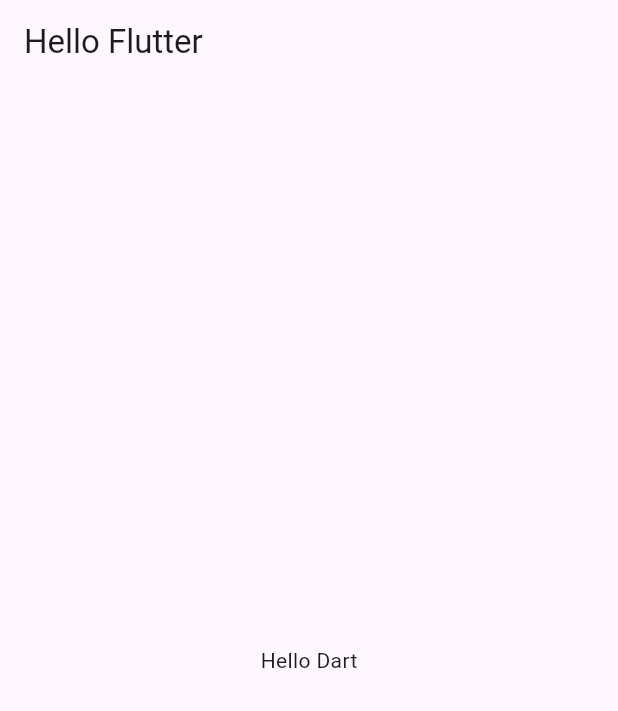
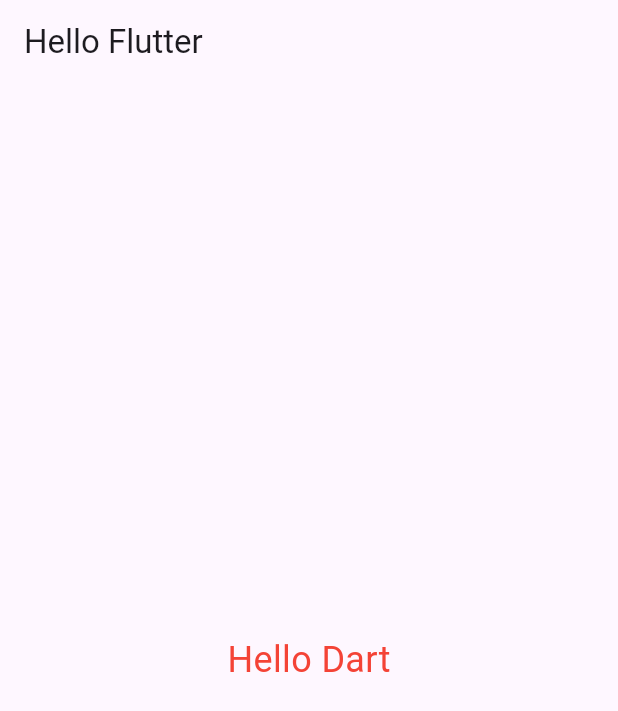
Before and after one commit to Ace-Phatcharapol/Learning-Cypress, a Flutter app: the screen it shows after launch, on a phone screen of 412 x 824 dp. Shown: the top 711 px of the screen. Run offline on Flutter 3.47's test engine with Material 3 defaults, Android fonts, the phone set to English and light mode, and no system bars.

Commit message:
Add fontsize and color

```diff
--- a/lib/main.dart
+++ b/lib/main.dart
@@ -15,7 +15,10 @@ class MyApp extends StatelessWidget {
         appBar: AppBar(
           title: const Text("Hello Flutter"),
         ),
-      body: const Center(child: Text("Hello Dart"),),
+        body: const Center(
+          child: Text("Hello Dart",
+              style: TextStyle(fontSize: 24, color: Colors.red)),
+        ),
       ),
       theme: ThemeData(primarySwatch: Colors.blueGrey),
     );
```
Lines whose indentation alone changed are shown as unchanged.
